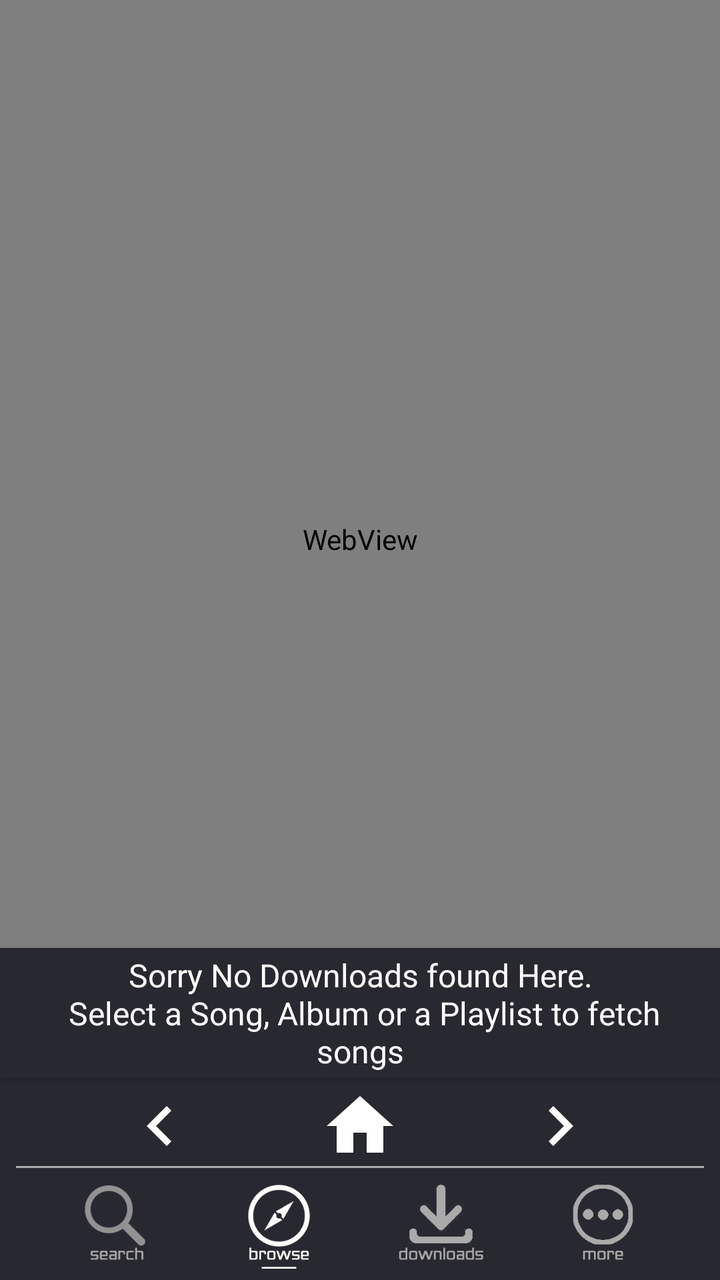
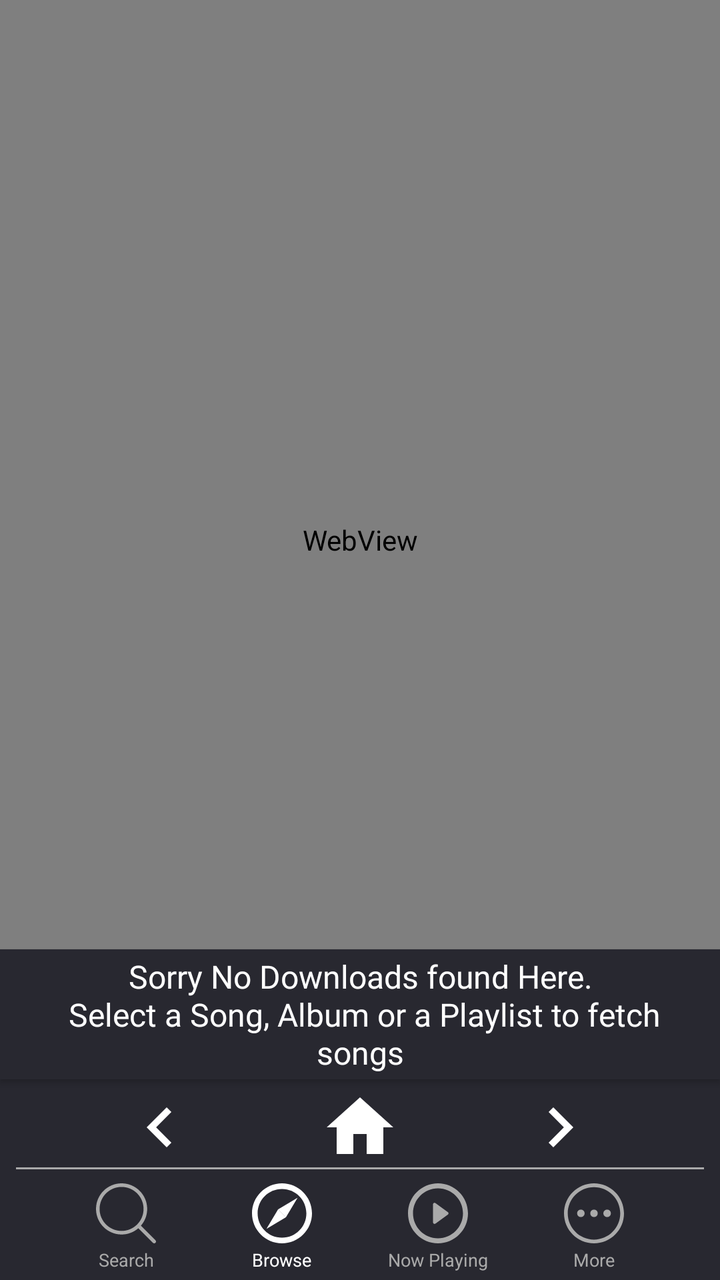

Screens rendered from an Android XML layout before and after an edit, with the pre-edit source and the edit as a unified diff.
<!-- AndroidManifest.xml: application theme AppTheme.NoActionBar -->
<!-- res/layout/activity_saavn_web_view.xml -->
<?xml version="1.0" encoding="utf-8"?>
<androidx.constraintlayout.widget.ConstraintLayout xmlns:android="http://schemas.android.com/apk/res/android"
    xmlns:app="http://schemas.android.com/apk/res-auto"
    xmlns:tools="http://schemas.android.com/tools"
    android:layout_width="match_parent"
    android:layout_height="match_parent"
    android:background="@color/darkAccent"
    tools:context=".SaavnWebView">

    <Button
        android:id="@+id/btn_found"
        android:layout_width="0dp"
        android:layout_height="65dp"
        android:background="@color/darkAccent"
        android:fontFamily="@font/jockey_one"
        android:paddingLeft="8dp"
        android:paddingRight="8dp"
        android:text="@string/downloads_not_founds"
        android:textAlignment="center"
        android:textAllCaps="false"
        android:textColor="@android:color/white"
        android:textSize="16sp"
        app:layout_constraintBottom_toBottomOf="@+id/webView"
        app:layout_constraintEnd_toEndOf="parent"
        app:layout_constraintHorizontal_bias="1.0"
        app:layout_constraintStart_toStartOf="parent" />


    <Button
        android:id="@+id/btn_downloadSongs"
        android:layout_width="wrap_content"
        android:layout_height="wrap_content"
        android:layout_marginStart="16dp"
        android:layout_marginEnd="8dp"
        android:layout_marginBottom="8dp"
        android:background="@drawable/curvature"
        android:fontFamily="@font/abel"
        android:paddingLeft="20dp"
        android:paddingRight="20dp"
        android:text="click here to DOWNLOAD SONGS"
        android:textAllCaps="false"
        android:textColor="@android:color/white"
        android:textStyle="bold"
        android:visibility="invisible"
        app:layout_constraintBottom_toBottomOf="@+id/webView"
        app:layout_constraintEnd_toEndOf="@+id/btn_found"
        app:layout_constraintStart_toStartOf="parent" />

    <TextView
        android:id="@+id/textView3"
        android:layout_width="0dp"
        android:layout_height="40dp"
        android:background="@color/darkAccent"
        android:fontFamily="@font/advent_pro_medium"
        android:gravity="center"
        android:text="This feature is experimental, might have some bugs"
        android:textColor="@android:color/white"
        android:textSize="14sp"
        android:visibility="gone"
        app:layout_constraintEnd_toEndOf="parent"
        app:layout_constraintStart_toStartOf="parent"
        app:layout_constraintTop_toTopOf="parent" />

    <WebView
        android:id="@+id/webView"
        android:layout_width="0dp"
        android:layout_height="0dp"
        android:layout_marginBottom="4dp"
        app:layout_constraintBottom_toTopOf="@+id/btn_home_web"
        app:layout_constraintEnd_toEndOf="parent"
        app:layout_constraintHorizontal_bias="0.0"
        app:layout_constraintStart_toStartOf="parent"
        app:layout_constraintTop_toBottomOf="@+id/textView3">

    </WebView>

    <TextView
        android:id="@+id/tv_test_link"
        android:layout_width="0dp"
        android:layout_height="wrap_content"
        android:layout_marginStart="8dp"
        android:layout_marginEnd="8dp"
        android:maxLines="1"
        android:text="weblink"
        android:textColor="@android:color/white"
        android:textSize="12sp"
        android:visibility="gone"
        app:layout_constraintBottom_toTopOf="@+id/textView4"
        app:layout_constraintEnd_toEndOf="parent"
        app:layout_constraintHorizontal_bias="1.0"
        app:layout_constraintStart_toStartOf="parent" />

    <Button
        android:id="@+id/btm_srch"
        android:layout_width="45dp"
        android:layout_height="45dp"
        android:layout_marginBottom="4dp"
        android:background="@drawable/ic_dsearch"
        android:onClick="wBtmSrch"
        app:layout_constraintBottom_toBottomOf="parent"
        app:layout_constraintEnd_toStartOf="@+id/btm_brws"
        app:layout_constraintHorizontal_bias="0.5"
        app:layout_constraintHorizontal_chainStyle="spread"
        app:layout_constraintStart_toStartOf="parent" />

    <Button
        android:id="@+id/btm_brws"
        android:layout_width="45dp"
        android:layout_height="45dp"
        android:layout_marginBottom="4dp"
        android:background="@drawable/ic_wbrowse"
        android:onClick="wBtmBrws"
        app:layout_constraintBottom_toBottomOf="parent"
        app:layout_constraintEnd_toStartOf="@+id/btm_down"
        app:layout_constraintHorizontal_bias="0.5"
        app:layout_constraintStart_toEndOf="@+id/btm_srch" />

    <Button
        android:id="@+id/btm_down"
        android:layout_width="45dp"
        android:layout_height="45dp"
        android:layout_marginBottom="4dp"
        android:background="@drawable/ic_ddown"
        android:onClick="wBtmDown"
        app:layout_constraintBottom_toBottomOf="parent"
        app:layout_constraintEnd_toStartOf="@+id/btm_more"
        app:layout_constraintHorizontal_bias="0.5"
        app:layout_constraintStart_toEndOf="@+id/btm_brws" />

    <Button
        android:id="@+id/btm_more"
        android:layout_width="45dp"
        android:layout_height="45dp"
        android:layout_marginBottom="4dp"
        android:background="@drawable/ic_dmore"
        android:onClick="wBtmMore"
        app:layout_constraintBottom_toBottomOf="parent"
        app:layout_constraintEnd_toEndOf="parent"
        app:layout_constraintHorizontal_bias="0.5"
        app:layout_constraintStart_toEndOf="@+id/btm_down" />

    <TextView
        android:id="@+id/textView4"
        android:layout_width="0dp"
        android:layout_height="1dp"
        android:layout_marginStart="8dp"
        android:layout_marginEnd="8dp"
        android:layout_marginBottom="7dp"
        android:background="@android:color/darker_gray"
        app:layout_constraintBottom_toTopOf="@+id/btm_brws"
        app:layout_constraintEnd_toEndOf="parent"
        app:layout_constraintStart_toStartOf="parent" />

    <Button
        android:id="@+id/btn_next_web"
        android:layout_width="40dp"
        android:layout_height="40dp"
        android:layout_marginStart="8dp"
        android:layout_marginEnd="8dp"
        android:background="@drawable/ic_navigate_next_black_24dp"
        app:layout_constraintBottom_toTopOf="@+id/textView4"
        app:layout_constraintEnd_toEndOf="parent"
        app:layout_constraintHorizontal_bias="0.5"
        app:layout_constraintStart_toEndOf="@+id/btn_home_web" />

    <Button
        android:id="@+id/btn_home_web"
        android:layout_width="40dp"
        android:layout_height="40dp"
        android:layout_marginStart="8dp"
        android:background="@drawable/ic_home_black_24dp"
        android:padding="5dp"
        app:layout_constraintBottom_toTopOf="@+id/textView4"
        app:layout_constraintEnd_toStartOf="@+id/btn_next_web"
        app:layout_constraintHorizontal_bias="0.5"
        app:layout_constraintStart_toEndOf="@+id/btn_prev_web" />

    <Button
        android:id="@+id/btn_prev_web"
        android:layout_width="40dp"
        android:layout_height="40dp"
        android:layout_marginStart="8dp"
        android:background="@drawable/ic_navigate_before_black_24dp"
        app:layout_constraintBottom_toTopOf="@+id/textView4"
        app:layout_constraintEnd_toStartOf="@+id/btn_home_web"
        app:layout_constraintHorizontal_bias="0.5"
        app:layout_constraintStart_toStartOf="parent" />

</androidx.constraintlayout.widget.ConstraintLayout>
<!-- resources referenced by this layout -->
<resources>
  <!-- drawable ic_ddown: png bitmap (drawable, 22824 bytes) -->
  <!-- drawable ic_dmore: png bitmap (drawable, 22433 bytes) -->
  <!-- drawable ic_dsearch: png bitmap (drawable, 23194 bytes) -->
  <!-- drawable ic_wbrowse: png bitmap (drawable, 25225 bytes) -->
  <!-- unchanged entries left out for length: 7 -->
</resources>

<!-- the commit's change to res/layout/activity_saavn_web_view.xml (unified diff, before → after) -->
@@ -92,12 +92,12 @@
 
     <Button
         android:id="@+id/btm_srch"
-        android:layout_width="45dp"
-        android:layout_height="45dp"
-        android:layout_marginBottom="4dp"
-        android:background="@drawable/ic_dsearch"
+        android:layout_width="30dp"
+        android:layout_height="30dp"
+        android:layout_marginBottom="2dp"
+        android:background="@drawable/ic_btm_search_dull"
         android:onClick="wBtmSrch"
-        app:layout_constraintBottom_toBottomOf="parent"
+        app:layout_constraintBottom_toTopOf="@+id/textView2"
         app:layout_constraintEnd_toStartOf="@+id/btm_brws"
         app:layout_constraintHorizontal_bias="0.5"
         app:layout_constraintHorizontal_chainStyle="spread"
@@ -105,36 +105,37 @@
 
     <Button
         android:id="@+id/btm_brws"
-        android:layout_width="45dp"
-        android:layout_height="45dp"
-        android:layout_marginBottom="4dp"
-        android:background="@drawable/ic_wbrowse"
+        android:layout_width="30dp"
+        android:layout_height="30dp"
+        android:layout_marginBottom="2dp"
+        android:background="@drawable/ic_btm_browse"
         android:onClick="wBtmBrws"
-        app:layout_constraintBottom_toBottomOf="parent"
+        app:layout_constraintBottom_toTopOf="@+id/textView41"
         app:layout_constraintEnd_toStartOf="@+id/btm_down"
         app:layout_constraintHorizontal_bias="0.5"
         app:layout_constraintStart_toEndOf="@+id/btm_srch" />
 
     <Button
         android:id="@+id/btm_down"
-        android:layout_width="45dp"
-        android:layout_height="45dp"
-        android:layout_marginBottom="4dp"
-        android:background="@drawable/ic_ddown"
+        android:layout_width="30dp"
+        android:layout_height="30dp"
+        android:layout_marginBottom="2dp"
+        android:background="@drawable/ic_btm_play_dull"
         android:onClick="wBtmDown"
-        app:layout_constraintBottom_toBottomOf="parent"
+        app:layout_constraintBottom_toTopOf="@+id/textView42"
         app:layout_constraintEnd_toStartOf="@+id/btm_more"
         app:layout_constraintHorizontal_bias="0.5"
         app:layout_constraintStart_toEndOf="@+id/btm_brws" />
 
     <Button
         android:id="@+id/btm_more"
-        android:layout_width="45dp"
-        android:layout_height="45dp"
-        android:layout_marginBottom="4dp"
-        android:background="@drawable/ic_dmore"
+        android:layout_width="30dp"
+        android:layout_height="30dp"
+        android:layout_marginBottom="2dp"
+        android:background="@drawable/ic_btm_more_dull"
         android:onClick="wBtmMore"
-        app:layout_constraintBottom_toBottomOf="parent"
+        android:textSize="9sp"
+        app:layout_constraintBottom_toTopOf="@+id/textView44"
         app:layout_constraintEnd_toEndOf="parent"
         app:layout_constraintHorizontal_bias="0.5"
         app:layout_constraintStart_toEndOf="@+id/btm_down" />
@@ -186,4 +187,53 @@
         app:layout_constraintHorizontal_bias="0.5"
         app:layout_constraintStart_toStartOf="parent" />
 
+    <TextView
+        android:id="@+id/textView2"
+        android:layout_width="wrap_content"
+        android:layout_height="wrap_content"
+        android:layout_marginBottom="4dp"
+        android:text="Search"
+        android:textColor="@android:color/darker_gray"
+        android:textSize="9sp"
+        app:layout_constraintBottom_toBottomOf="parent"
+        app:layout_constraintEnd_toEndOf="@+id/btm_srch"
+        app:layout_constraintStart_toStartOf="@+id/btm_srch" />
+
+    <TextView
+        android:id="@+id/textView41"
+        android:layout_width="wrap_content"
+        android:layout_height="wrap_content"
+        android:layout_marginBottom="4dp"
+        android:text="Browse"
+        android:textColor="@android:color/white"
+        android:textSize="9sp"
+        app:layout_constraintBottom_toBottomOf="parent"
+        app:layout_constraintEnd_toEndOf="@+id/btm_brws"
+        app:layout_constraintHorizontal_bias="0.416"
+        app:layout_constraintStart_toStartOf="@+id/btm_brws" />
+
+    <TextView
+        android:id="@+id/textView42"
+        android:layout_width="wrap_content"
+        android:layout_height="wrap_content"
+        android:layout_marginBottom="4dp"
+        android:text="Now Playing"
+        android:textColor="@android:color/darker_gray"
+        android:textSize="9sp"
+        app:layout_constraintBottom_toBottomOf="parent"
+        app:layout_constraintEnd_toEndOf="@+id/btm_down"
+        app:layout_constraintStart_toStartOf="@+id/btm_down" />
+
+    <TextView
+        android:id="@+id/textView44"
+        android:layout_width="wrap_content"
+        android:layout_height="wrap_content"
+        android:layout_marginBottom="4dp"
+        android:text="More"
+        android:textColor="@android:color/darker_gray"
+        android:textSize="9sp"
+        app:layout_constraintBottom_toBottomOf="parent"
+        app:layout_constraintEnd_toEndOf="@+id/btm_more"
+        app:layout_constraintStart_toStartOf="@+id/btm_more" />
+
 </androidx.constraintlayout.widget.ConstraintLayout>
<!-- resource entries referenced after the edit -->
@@ -1,9 +1,71 @@
 <!-- resources referenced by this layout -->
 <resources>
-  <!-- drawable ic_ddown: png bitmap (drawable, 22824 bytes) -->
-  <!-- drawable ic_dmore: png bitmap (drawable, 22433 bytes) -->
-  <!-- drawable ic_dsearch: png bitmap (drawable, 23194 bytes) -->
-  <!-- drawable ic_wbrowse: png bitmap (drawable, 25225 bytes) -->
+  <!-- drawable ic_btm_browse (drawable) -->
+  <?xml version="1.0" encoding="utf-8"?>
+  <vector xmlns:android="http://schemas.android.com/apk/res/android"
+      android:width="291.32dp"
+      android:height="291.32dp"
+      android:viewportWidth="291.32"
+      android:viewportHeight="291.32">
+  
+      <path
+          android:fillColor="#fff"
+          android:pathData="M145.66,0C65.547,0,0,65.547,0,145.66s65.547,145.66,145.66,145.66s145.66-65.547,145.66-145.66 S225.772,0,145.66,0z M145.66,264.008c-65.547,0-118.348-52.802-118.348-118.348S80.113,27.311,145.66,27.311 S264.008,80.113,264.008,145.66S211.206,264.008,145.66,264.008z" />
+      <path
+          android:fillColor="#fff"
+          android:pathData="M221.22,70.099l-56.443,94.679l-38.236-38.236C126.542,126.542,221.22,70.099,221.22,70.099z" />
+      <path
+          android:fillColor="#fff"
+          android:pathData="M70.099,221.22l94.679-56.443l-38.236-38.236C126.542,126.542,70.099,221.22,70.099,221.22z" />
+  </vector>
+  <!-- drawable ic_btm_more_dull (drawable) -->
+  <?xml version="1.0" encoding="utf-8"?>
+  <vector xmlns:android="http://schemas.android.com/apk/res/android"
+      android:width="512dp"
+      android:height="512dp"
+      android:viewportWidth="512"
+      android:viewportHeight="512">
+  
+      <path
+          android:fillColor="@android:color/darker_gray"
+          android:pathData="M256,0C114.615,0,0,114.615,0,256s114.615,256,256,256s256-114.615,256-256S397.385,0,256,0z M256,480 C132.288,480,32,379.712,32,256S132.288,32,256,32s224,100.288,224,224S379.712,480,256,480z" />
+      <path
+          android:fillColor="@android:color/darker_gray"
+          android:pathData="M 256 224 C 273.673111995 224 288 238.326888005 288 256 C 288 273.673111995 273.673111995 288 256 288 C 238.326888005 288 224 273.673111995 224 256 C 224 238.326888005 238.326888005 224 256 224 Z" />
+      <path
+          android:fillColor="@android:color/darker_gray"
+          android:pathData="M 368 224 C 385.673111995 224 400 238.326888005 400 256 C 400 273.673111995 385.673111995 288 368 288 C 350.326888005 288 336 273.673111995 336 256 C 336 238.326888005 350.326888005 224 368 224 Z" />
+      <path
+          android:fillColor="@android:color/darker_gray"
+          android:pathData="M 144 224 C 161.673111995 224 176 238.326888005 176 256 C 176 273.673111995 161.673111995 288 144 288 C 126.326888005 288 112 273.673111995 112 256 C 112 238.326888005 126.326888005 224 144 224 Z" />
+  </vector>
+  <!-- drawable ic_btm_play_dull (drawable) -->
+  <?xml version="1.0" encoding="utf-8"?>
+  <vector xmlns:android="http://schemas.android.com/apk/res/android"
+      android:width="30.051dp"
+      android:height="30.051dp"
+      android:viewportWidth="30.051"
+      android:viewportHeight="30.051">
+  
+      <path
+          android:fillColor="@android:color/darker_gray"
+          android:pathData="M19.982,14.438l-6.24-4.536c-0.229-0.166-0.533-0.191-0.784-0.062c-0.253,0.128-0.411,0.388-0.411,0.669v9.069 c0,0.284,0.158,0.543,0.411,0.671c0.107,0.054,0.224,0.081,0.342,0.081c0.154,0,0.31-0.049,0.442-0.146l6.24-4.532 c0.197-0.145,0.312-0.369,0.312-0.607C20.295,14.803,20.177,14.58,19.982,14.438z" />
+      <path
+          android:fillColor="@android:color/darker_gray"
+          android:pathData="M15.026,0.002C6.726,0.002,0,6.728,0,15.028c0,8.297,6.726,15.021,15.026,15.021c8.298,0,15.025-6.725,15.025-15.021 C30.052,6.728,23.324,0.002,15.026,0.002z M15.026,27.542c-6.912,0-12.516-5.601-12.516-12.514c0-6.91,5.604-12.518,12.516-12.518 c6.911,0,12.514,5.607,12.514,12.518C27.541,21.941,21.937,27.542,15.026,27.542z" />
+  </vector>
+  <!-- drawable ic_btm_search_dull (drawable) -->
+  <?xml version="1.0" encoding="utf-8"?>
+  <vector xmlns:android="http://schemas.android.com/apk/res/android"
+      android:width="451dp"
+      android:height="451dp"
+      android:viewportWidth="451"
+      android:viewportHeight="451">
+  
+      <path
+          android:fillColor="@android:color/darker_gray"
+          android:pathData="M447.05,428l-109.6-109.6c29.4-33.8,47.2-77.9,47.2-126.1C384.65,86.2,298.35,0,192.35,0C86.25,0,0.05,86.3,0.05,192.3 s86.3,192.3,192.3,192.3c48.2,0,92.3-17.8,126.1-47.2L428.05,447c2.6,2.6,6.1,4,9.5,4s6.9-1.3,9.5-4 C452.25,441.8,452.25,433.2,447.05,428z M26.95,192.3c0-91.2,74.2-165.3,165.3-165.3c91.2,0,165.3,74.2,165.3,165.3 s-74.1,165.4-165.3,165.4C101.15,357.7,26.95,283.5,26.95,192.3z" />
+  </vector>
   <!-- unchanged entries left out for length: 7 -->
 </resources>
 
